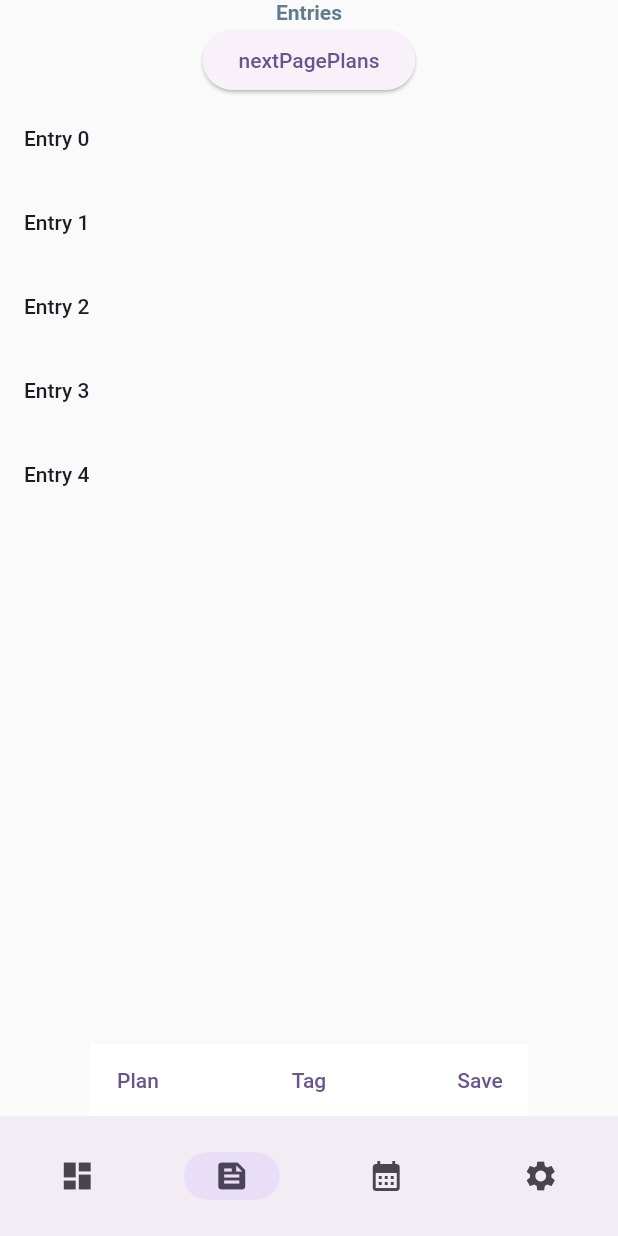
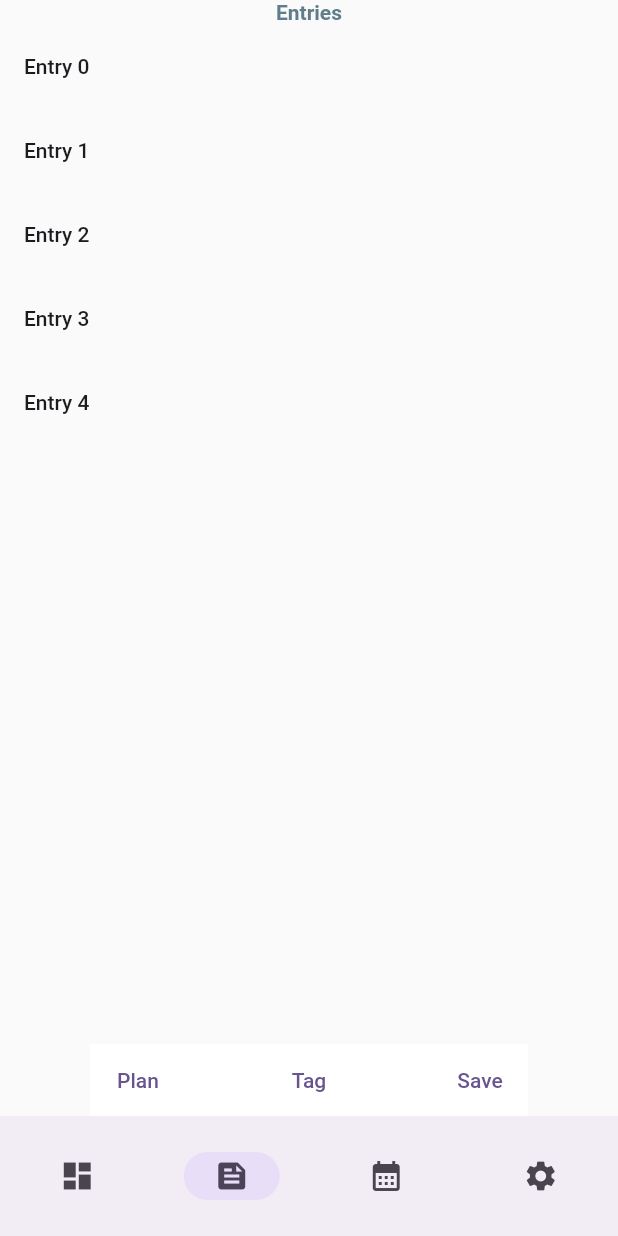
Before and after one commit to Cooljawty/PocketTherapist, a Flutter app: the EntriesPage screen opened directly, on a phone screen of 412 x 824 dp. Run offline on Flutter 3.47's test engine with Material 2 defaults, Android fonts, the phone set to English and light mode, and no system bars; our stand-ins replace file, file_picker, shared_preferences, yaml; accounts and stored records are empty.

```diff
--- a/app/lib/pages/entries.dart
+++ b/app/lib/pages/entries.dart
@@ -24,11 +24,6 @@ class _EntriesPageState extends State<EntriesPage> {
       child: Column(
         children: [
           const Text('Entries'),
-          ElevatedButton(
-              onPressed: () {
-                Navigator.of(context).pushReplacement(PlansPage.route());
-              },
-              child: const Text('nextPagePlans')),
           //holds the list of entries
           Expanded(
               child: ListView.builder(
```
